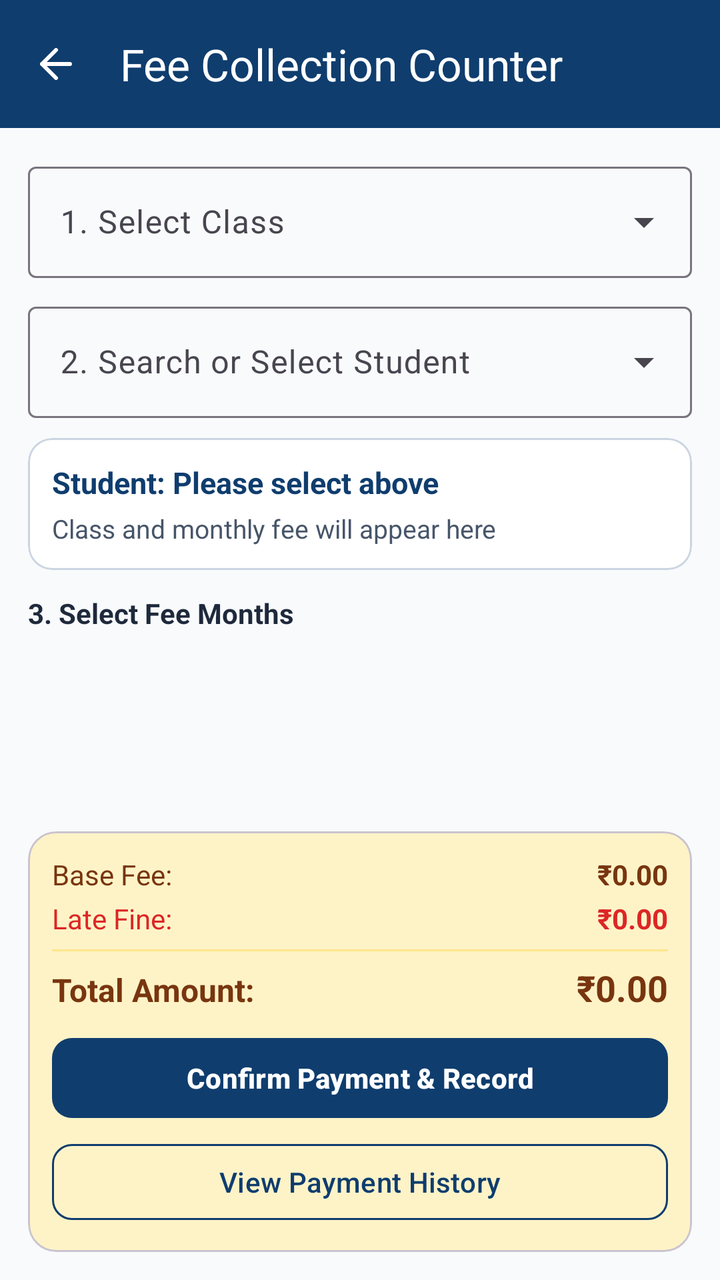
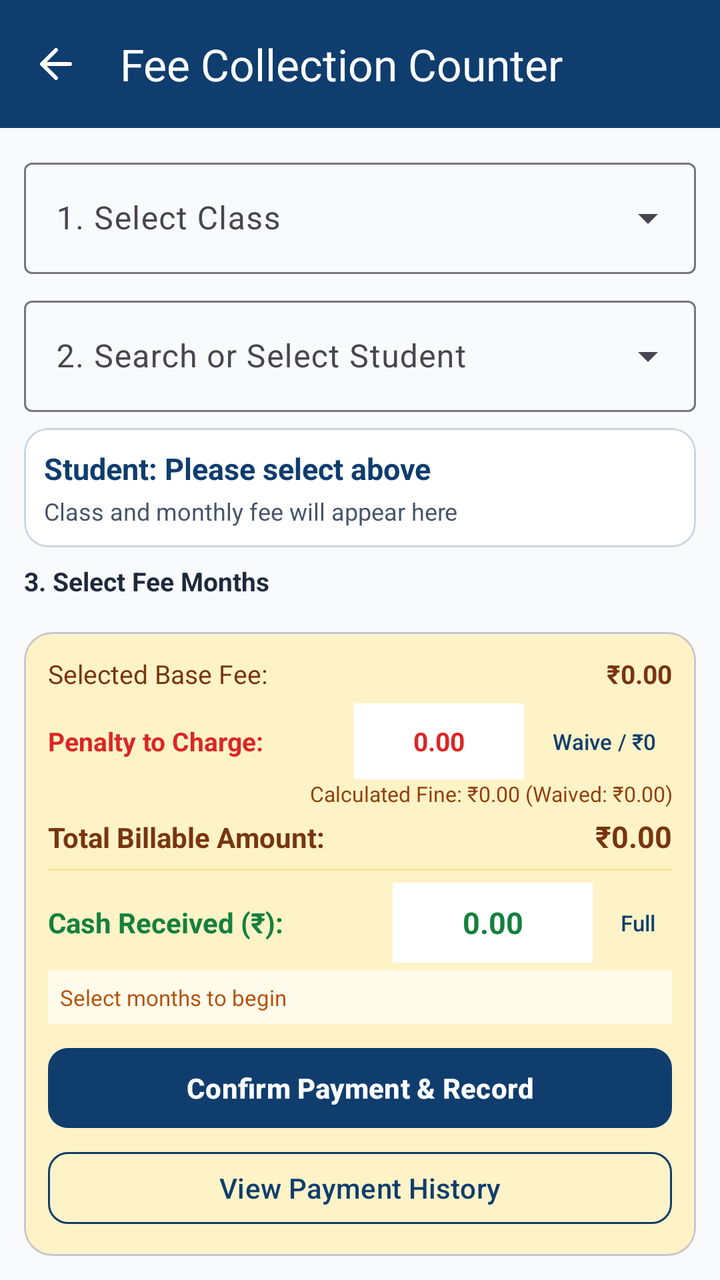

Two renders of the same Android screen: before a commit and after it. Below are the layout's source before the change and the commit's diff.
<!-- AndroidManifest.xml: application theme Theme.SchoolManager -->
<!-- res/layout/activity_fee_counter.xml -->
<?xml version="1.0" encoding="utf-8"?>
<androidx.coordinatorlayout.widget.CoordinatorLayout
    xmlns:android="http://schemas.android.com/apk/res/android"
    xmlns:app="http://schemas.android.com/apk/res-auto"
    android:layout_width="match_parent"
    android:layout_height="match_parent"
    android:background="#F8FAFC">

    <com.google.android.material.appbar.AppBarLayout
        android:layout_width="match_parent"
        android:layout_height="wrap_content">

        <com.google.android.material.appbar.MaterialToolbar
            android:id="@+id/toolbar"
            android:layout_width="match_parent"
            android:layout_height="?attr/actionBarSize"
            android:background="#0F3D6E"
            app:title="Fee Collection Counter"
            app:titleTextColor="@android:color/white"
            app:navigationIcon="@drawable/ic_arrow_back_modern" />
    </com.google.android.material.appbar.AppBarLayout>

    <LinearLayout
        android:layout_width="match_parent"
        android:layout_height="match_parent"
        android:orientation="vertical"
        android:padding="14dp"
        app:layout_behavior="@string/appbar_scrolling_view_behavior">

        <com.google.android.material.textfield.TextInputLayout
            android:id="@+id/tilClassSelect"
            style="@style/Widget.Material3.TextInputLayout.OutlinedBox.ExposedDropdownMenu"
            android:layout_width="match_parent"
            android:layout_height="wrap_content"
            android:hint="1. Select Class">

            <AutoCompleteTextView
                android:id="@+id/actvClassSelect"
                android:layout_width="match_parent"
                android:layout_height="wrap_content"
                android:inputType="none" />
        </com.google.android.material.textfield.TextInputLayout>

        <com.google.android.material.textfield.TextInputLayout
            android:id="@+id/tilStudentSelect"
            style="@style/Widget.Material3.TextInputLayout.OutlinedBox.ExposedDropdownMenu"
            android:layout_width="match_parent"
            android:layout_height="wrap_content"
            android:layout_marginTop="9dp"
            android:hint="2. Search or Select Student">

            <AutoCompleteTextView
                android:id="@+id/actvStudentSelect"
                android:layout_width="match_parent"
                android:layout_height="wrap_content"
                android:inputType="text"
                android:imeOptions="actionDone" />
        </com.google.android.material.textfield.TextInputLayout>

        <com.google.android.material.card.MaterialCardView
            android:id="@+id/cardStudentInfo"
            android:layout_width="match_parent"
            android:layout_height="wrap_content"
            android:layout_marginTop="10dp"
            app:cardCornerRadius="12dp"
            app:strokeWidth="1dp"
            app:strokeColor="#CBD5E1"
            app:cardBackgroundColor="@android:color/white">

            <LinearLayout
                android:layout_width="match_parent"
                android:layout_height="wrap_content"
                android:orientation="vertical"
                android:padding="12dp">

                <TextView
                    android:id="@+id/tvSelectedStudentName"
                    android:layout_width="match_parent"
                    android:layout_height="wrap_content"
                    android:text="Student: Please select above"
                    android:textColor="#0F3D6E"
                    android:textSize="15sp"
                    android:textStyle="bold" />

                <TextView
                    android:id="@+id/tvSelectedStudentMeta"
                    android:layout_width="match_parent"
                    android:layout_height="wrap_content"
                    android:layout_marginTop="4dp"
                    android:text="Class and monthly fee will appear here"
                    android:textColor="#475569"
                    android:textSize="13sp" />
            </LinearLayout>
        </com.google.android.material.card.MaterialCardView>

        <TextView
            android:layout_width="wrap_content"
            android:layout_height="wrap_content"
            android:layout_marginTop="12dp"
            android:layout_marginBottom="5dp"
            android:text="3. Select Fee Months"
            android:textColor="#1E293B"
            android:textSize="14sp"
            android:textStyle="bold" />

        <androidx.recyclerview.widget.RecyclerView
            android:id="@+id/rvMonths"
            android:layout_width="match_parent"
            android:layout_height="0dp"
            android:layout_weight="1"
            android:clipToPadding="false"
            android:paddingBottom="5dp" />

        <com.google.android.material.card.MaterialCardView
            android:layout_width="match_parent"
            android:layout_height="wrap_content"
            android:layout_marginTop="8dp"
            app:cardCornerRadius="14dp"
            app:cardBackgroundColor="#FEF3C7">

            <LinearLayout
                android:layout_width="match_parent"
                android:layout_height="wrap_content"
                android:orientation="vertical"
                android:padding="12dp">

                <LinearLayout
                    android:layout_width="match_parent"
                    android:layout_height="wrap_content"
                    android:orientation="horizontal">

                    <TextView
                        android:layout_width="0dp"
                        android:layout_height="wrap_content"
                        android:layout_weight="1"
                        android:text="Base Fee:"
                        android:textColor="#78350F" />

                    <TextView
                        android:id="@+id/tvTotalBaseFee"
                        android:layout_width="wrap_content"
                        android:layout_height="wrap_content"
                        android:text="₹0.00"
                        android:textColor="#78350F"
                        android:textStyle="bold" />
                </LinearLayout>

                <LinearLayout
                    android:layout_width="match_parent"
                    android:layout_height="wrap_content"
                    android:layout_marginTop="3dp"
                    android:orientation="horizontal">

                    <TextView
                        android:layout_width="0dp"
                        android:layout_height="wrap_content"
                        android:layout_weight="1"
                        android:text="Late Fine:"
                        android:textColor="#DC2626" />

                    <TextView
                        android:id="@+id/tvTotalLateFee"
                        android:layout_width="wrap_content"
                        android:layout_height="wrap_content"
                        android:text="₹0.00"
                        android:textColor="#DC2626"
                        android:textStyle="bold" />
                </LinearLayout>

                <View
                    android:layout_width="match_parent"
                    android:layout_height="1dp"
                    android:layout_marginVertical="6dp"
                    android:background="#FDE68A" />

                <LinearLayout
                    android:layout_width="match_parent"
                    android:layout_height="wrap_content"
                    android:orientation="horizontal">

                    <TextView
                        android:layout_width="0dp"
                        android:layout_height="wrap_content"
                        android:layout_weight="1"
                        android:text="Total Amount:"
                        android:textColor="#78350F"
                        android:textSize="16sp"
                        android:textStyle="bold" />

                    <TextView
                        android:id="@+id/tvTotalPayable"
                        android:layout_width="wrap_content"
                        android:layout_height="wrap_content"
                        android:text="₹0.00"
                        android:textColor="#78350F"
                        android:textSize="18sp"
                        android:textStyle="bold" />
                </LinearLayout>

                <com.google.android.material.button.MaterialButton
                    android:id="@+id/btnSubmitPayment"
                    android:layout_width="match_parent"
                    android:layout_height="48dp"
                    android:layout_marginTop="9dp"
                    android:text="Confirm Payment &amp; Record"
                    android:textStyle="bold"
                    app:backgroundTint="#0F3D6E"
                    app:cornerRadius="10dp" />

                <com.google.android.material.button.MaterialButton
                    android:id="@+id/btnViewPaymentHistory"
                    style="@style/Widget.Material3.Button.OutlinedButton"
                    android:layout_width="match_parent"
                    android:layout_height="46dp"
                    android:layout_marginTop="5dp"
                    android:enabled="false"
                    android:text="View Payment History"
                    android:textColor="#0F3D6E"
                    app:cornerRadius="10dp"
                    app:strokeColor="#0F3D6E" />

            </LinearLayout>
        </com.google.android.material.card.MaterialCardView>

    </LinearLayout>
</androidx.coordinatorlayout.widget.CoordinatorLayout>
<!-- resources referenced by this layout -->
<resources>
  <!-- drawable ic_arrow_back_modern (drawable) -->
  <vector xmlns:android="http://schemas.android.com/apk/res/android" android:width="24dp" android:height="24dp" android:viewportWidth="24" android:viewportHeight="24"><path android:fillColor="@android:color/transparent" android:strokeColor="#FFFFFF" android:strokeWidth="2" android:strokeLineCap="round" android:strokeLineJoin="round" android:pathData="M19 12H5m0 0 7-7m-7 7 7 7"/></vector>
  <style name="Theme.SchoolManager" parent="Theme.Material3.DayNight.NoActionBar">
          <item name="colorPrimary">#0F3D6E</item>
          <item name="colorOnPrimary">#FFFFFF</item>
          <item name="colorSecondary">#D97706</item>
          
          <item name="colorSecondaryContainer">#FEF3C7</item>
          <item name="colorOnSecondaryContainer">#0F3D6E</item>
          <item name="android:statusBarColor">#0F3D6E</item>
          <item name="android:windowLightStatusBar">false</item>
      </style>
</resources>

<!-- the commit's change to res/layout/activity_fee_counter.xml (unified diff, before → after) -->
@@ -24,7 +24,7 @@
         android:layout_width="match_parent"
         android:layout_height="match_parent"
         android:orientation="vertical"
-        android:padding="14dp"
+        android:padding="12dp"
         app:layout_behavior="@string/appbar_scrolling_view_behavior">
 
         <com.google.android.material.textfield.TextInputLayout
@@ -46,7 +46,7 @@
             style="@style/Widget.Material3.TextInputLayout.OutlinedBox.ExposedDropdownMenu"
             android:layout_width="match_parent"
             android:layout_height="wrap_content"
-            android:layout_marginTop="9dp"
+            android:layout_marginTop="8dp"
             android:hint="2. Search or Select Student">
 
             <AutoCompleteTextView
@@ -61,11 +61,63 @@
             android:id="@+id/cardStudentInfo"
             android:layout_width="match_parent"
             android:layout_height="wrap_content"
-            android:layout_marginTop="10dp"
+            android:layout_marginTop="8dp"
             app:cardCornerRadius="12dp"
             app:strokeWidth="1dp"
             app:strokeColor="#CBD5E1"
             app:cardBackgroundColor="@android:color/white">
+
+            <LinearLayout
+                android:layout_width="match_parent"
+                android:layout_height="wrap_content"
+                android:orientation="vertical"
+                android:padding="10dp">
+
+                <TextView
+                    android:id="@+id/tvSelectedStudentName"
+                    android:layout_width="match_parent"
+                    android:layout_height="wrap_content"
+                    android:text="Student: Please select above"
+                    android:textColor="#0F3D6E"
+                    android:textSize="15sp"
+                    android:textStyle="bold" />
+
+                <TextView
+                    android:id="@+id/tvSelectedStudentMeta"
+                    android:layout_width="match_parent"
+                    android:layout_height="wrap_content"
+                    android:layout_marginTop="3dp"
+                    android:text="Class and monthly fee will appear here"
+                    android:textColor="#475569"
+                    android:textSize="12sp" />
+            </LinearLayout>
+        </com.google.android.material.card.MaterialCardView>
+
+        <TextView
+            android:layout_width="wrap_content"
+            android:layout_height="wrap_content"
+            android:layout_marginTop="8dp"
+            android:layout_marginBottom="4dp"
+            android:text="3. Select Fee Months"
+            android:textColor="#1E293B"
+            android:textSize="13sp"
+            android:textStyle="bold" />
+
+        <androidx.recyclerview.widget.RecyclerView
+            android:id="@+id/rvMonths"
+            android:layout_width="match_parent"
+            android:layout_height="0dp"
+            android:layout_weight="1"
+            android:clipToPadding="false"
+            android:paddingBottom="4dp" />
+
+        
+        <com.google.android.material.card.MaterialCardView
+            android:layout_width="match_parent"
+            android:layout_height="wrap_content"
+            android:layout_marginTop="6dp"
+            app:cardCornerRadius="14dp"
+            app:cardBackgroundColor="#FEF3C7">
 
             <LinearLayout
                 android:layout_width="match_parent"
@@ -73,57 +125,7 @@
                 android:orientation="vertical"
                 android:padding="12dp">
 
-                <TextView
-                    android:id="@+id/tvSelectedStudentName"
-                    android:layout_width="match_parent"
-                    android:layout_height="wrap_content"
-                    android:text="Student: Please select above"
-                    android:textColor="#0F3D6E"
-                    android:textSize="15sp"
-                    android:textStyle="bold" />
-
-                <TextView
-                    android:id="@+id/tvSelectedStudentMeta"
-                    android:layout_width="match_parent"
-                    android:layout_height="wrap_content"
-                    android:layout_marginTop="4dp"
-                    android:text="Class and monthly fee will appear here"
-                    android:textColor="#475569"
-                    android:textSize="13sp" />
-            </LinearLayout>
-        </com.google.android.material.card.MaterialCardView>
-
-        <TextView
-            android:layout_width="wrap_content"
-            android:layout_height="wrap_content"
-            android:layout_marginTop="12dp"
-            android:layout_marginBottom="5dp"
-            android:text="3. Select Fee Months"
-            android:textColor="#1E293B"
-            android:textSize="14sp"
-            android:textStyle="bold" />
-
-        <androidx.recyclerview.widget.RecyclerView
-            android:id="@+id/rvMonths"
-            android:layout_width="match_parent"
-            android:layout_height="0dp"
-            android:layout_weight="1"
-            android:clipToPadding="false"
-            android:paddingBottom="5dp" />
-
-        <com.google.android.material.card.MaterialCardView
-            android:layout_width="match_parent"
-            android:layout_height="wrap_content"
-            android:layout_marginTop="8dp"
-            app:cardCornerRadius="14dp"
-            app:cardBackgroundColor="#FEF3C7">
-
-            <LinearLayout
-                android:layout_width="match_parent"
-                android:layout_height="wrap_content"
-                android:orientation="vertical"
-                android:padding="12dp">
-
+                
                 <LinearLayout
                     android:layout_width="match_parent"
                     android:layout_height="wrap_content"
@@ -133,7 +135,8 @@
                         android:layout_width="0dp"
                         android:layout_height="wrap_content"
                         android:layout_weight="1"
-                        android:text="Base Fee:"
+                        android:text="Selected Base Fee:"
+                        android:textSize="13sp"
                         android:textColor="#78350F" />
 
                     <TextView
@@ -142,28 +145,85 @@
                         android:layout_height="wrap_content"
                         android:text="₹0.00"
                         android:textColor="#78350F"
+                        android:textSize="13sp"
                         android:textStyle="bold" />
                 </LinearLayout>
 
+                
                 <LinearLayout
                     android:layout_width="match_parent"
                     android:layout_height="wrap_content"
-                    android:layout_marginTop="3dp"
+                    android:gravity="center_vertical"
+                    android:layout_marginTop="6dp"
                     android:orientation="horizontal">
 
                     <TextView
                         android:layout_width="0dp"
                         android:layout_height="wrap_content"
                         android:layout_weight="1"
-                        android:text="Late Fine:"
-                        android:textColor="#DC2626" />
-
-                    <TextView
-                        android:id="@+id/tvTotalLateFee"
+                        android:text="Penalty to Charge:"
+                        android:textSize="13sp"
+                        android:textColor="#DC2626"
+                        android:textStyle="bold" />
+
+                    <EditText
+                        android:id="@+id/etCustomFine"
+                        android:layout_width="85dp"
+                        android:layout_height="38dp"
+                        android:background="@android:color/white"
+                        android:gravity="center"
+                        android:inputType="numberDecimal"
+                        android:paddingHorizontal="4dp"
+                        android:text="0.00"
+                        android:textColor="#DC2626"
+                        android:textSize="13sp"
+                        android:textStyle="bold" />
+
+                    <com.google.android.material.button.MaterialButton
+                        android:id="@+id/btnWaiveFine"
+                        style="@style/Widget.Material3.Button.TonalButton"
                         android:layout_width="wrap_content"
+                        android:layout_height="38dp"
+                        android:layout_marginStart="6dp"
+                        android:minWidth="0dp"
+                        android:paddingHorizontal="8dp"
+                        android:text="Waive / ₹0"
+                        android:textSize="11sp"
+                        app:cornerRadius="8dp" />
+                </LinearLayout>
+
+                <TextView
+                    android:id="@+id/tvWaivedNote"
+                    android:layout_width="match_parent"
+                    android:layout_height="wrap_content"
+                    android:gravity="end"
+                    android:text="Calculated Fine: ₹0.00 (Waived: ₹0.00)"
+                    android:textColor="#92400E"
+                    android:textSize="10.5sp" />
+
+                
+                <LinearLayout
+                    android:layout_width="match_parent"
+                    android:layout_height="wrap_content"
+                    android:layout_marginTop="4dp"
+                    android:orientation="horizontal">
+
+                    <TextView
+                        android:layout_width="0dp"
+                        android:layout_height="wrap_content"
+                        android:layout_weight="1"
+                        android:text="Total Billable Amount:"
+                        android:textColor="#78350F"
+                        android:textSize="14sp"
+                        android:textStyle="bold" />
+
+                    <TextView
+                        android:id="@+id/tvTotalPayable"
+                        android:layout_width="wrap_content"
                         android:layout_height="wrap_content"
                         android:text="₹0.00"
-                        android:textColor="#DC2626"
+                        android:textColor="#78350F"
+                        android:textSize="15sp"
                         android:textStyle="bold" />
                 </LinearLayout>
 
@@ -173,35 +233,66 @@
                     android:layout_marginVertical="6dp"
                     android:background="#FDE68A" />
 
+                
                 <LinearLayout
                     android:layout_width="match_parent"
                     android:layout_height="wrap_content"
+                    android:gravity="center_vertical"
                     android:orientation="horizontal">
 
                     <TextView
                         android:layout_width="0dp"
                         android:layout_height="wrap_content"
                         android:layout_weight="1"
-                        android:text="Total Amount:"
-                        android:textColor="#78350F"
-                        android:textSize="16sp"
-                        android:textStyle="bold" />
-
-                    <TextView
-                        android:id="@+id/tvTotalPayable"
+                        android:text="Cash Received (₹):"
+                        android:textSize="14sp"
+                        android:textColor="#15803D"
+                        android:textStyle="bold" />
+
+                    <EditText
+                        android:id="@+id/etCashReceived"
+                        android:layout_width="100dp"
+                        android:layout_height="40dp"
+                        android:background="@android:color/white"
+                        android:gravity="center"
+                        android:inputType="numberDecimal"
+                        android:paddingHorizontal="4dp"
+                        android:text="0.00"
+                        android:textColor="#15803D"
+                        android:textSize="15sp"
+                        android:textStyle="bold" />
+
+                    <com.google.android.material.button.MaterialButton
+                        android:id="@+id/btnFullPay"
+                        style="@style/Widget.Material3.Button.TonalButton"
                         android:layout_width="wrap_content"
-                        android:layout_height="wrap_content"
-                        android:text="₹0.00"
-                        android:textColor="#78350F"
-                        android:textSize="18sp"
-                        android:textStyle="bold" />
+                        android:layout_height="40dp"
+                        android:layout_marginStart="6dp"
+                        android:minWidth="0dp"
+                        android:paddingHorizontal="8dp"
+                        android:text="Full"
+                        android:textSize="11sp"
+                        app:cornerRadius="8dp" />
                 </LinearLayout>
 
+                
+                <TextView
+                    android:id="@+id/tvAllocationPreview"
+                    android:layout_width="match_parent"
+                    android:layout_height="wrap_content"
+                    android:layout_marginTop="4dp"
+                    android:background="#FFFBEB"
+                    android:padding="6dp"
+                    android:text="Select months to begin"
+                    android:textColor="#B45309"
+                    android:textSize="11sp" />
+
+                
                 <com.google.android.material.button.MaterialButton
                     android:id="@+id/btnSubmitPayment"
                     android:layout_width="match_parent"
                     android:layout_height="48dp"
-                    android:layout_marginTop="9dp"
+                    android:layout_marginTop="8dp"
                     android:text="Confirm Payment &amp; Record"
                     android:textStyle="bold"
                     app:backgroundTint="#0F3D6E"
@@ -211,8 +302,8 @@
                     android:id="@+id/btnViewPaymentHistory"
                     style="@style/Widget.Material3.Button.OutlinedButton"
                     android:layout_width="match_parent"
-                    android:layout_height="46dp"
-                    android:layout_marginTop="5dp"
+                    android:layout_height="44dp"
+                    android:layout_marginTop="4dp"
                     android:enabled="false"
                     android:text="View Payment History"
                     android:textColor="#0F3D6E"
